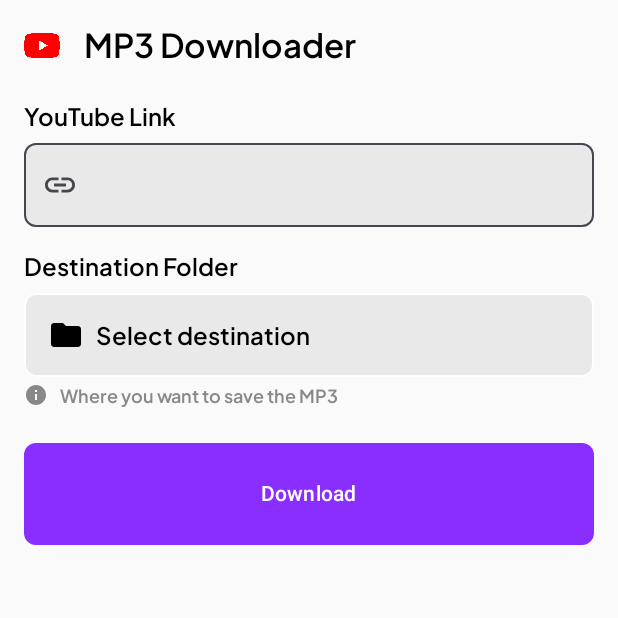
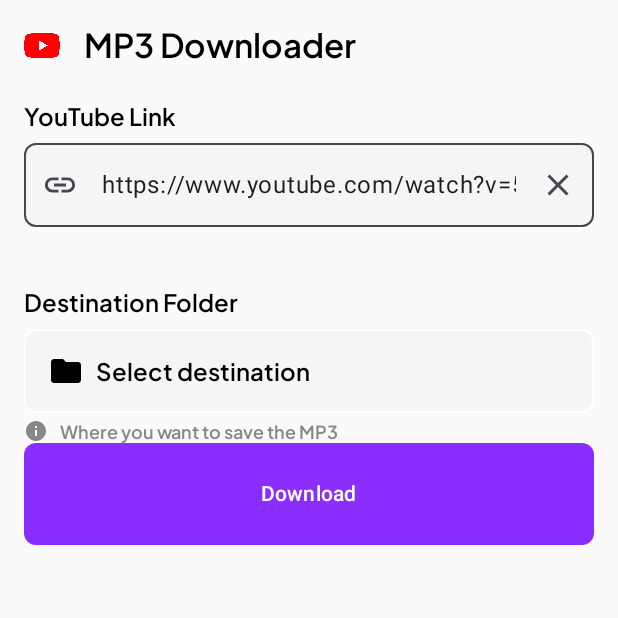
Before and after one commit to gargVader/MP3-Downloader, an Android app built with Jetpack Compose: the screen it shows after launch (MainActivity), on a phone screen of 412 x 824 dp, the top half of it. Run offline under Robolectric (Android 15) with nearby library versions, the phone set to English and light mode, and no system bars; our stand-ins replace Dagger/Hilt's generated code; libraries missing offline, so code that uses them is left out: com.chaquo.python; 2 statements that could not run were skipped.

Commit message:
Screens added

```diff
--- a/app/src/main/java/com/example/mp3downloader/MainActivity.kt
+++ b/app/src/main/java/com/example/mp3downloader/MainActivity.kt
@@ -7,6 +7,7 @@
 import androidx.compose.foundation.layout.Spacer
 import androidx.compose.foundation.layout.height
 import androidx.compose.foundation.layout.padding
+import androidx.compose.material3.MaterialTheme
 import androidx.compose.runtime.Composable
 import androidx.compose.ui.Modifier
 import androidx.compose.ui.tooling.preview.Preview
@@ -15,6 +16,7 @@
 import com.chaquo.python.android.AndroidPlatform
 import com.example.mp3downloader.presentation.common.ScreenHeader
 import com.example.mp3downloader.presentation.home_screen.HomeScreen
+import com.example.mp3downloader.ui.theme.Typography
 import dagger.hilt.android.AndroidEntryPoint
 
 @AndroidEntryPoint
@@ -27,7 +29,9 @@
         }
 
         setContent {
-            MainActivityContent()
+            MyApplicationTheme {
+                MainActivityContent()
+            }
         }
     }
 }
@@ -41,3 +45,11 @@
         HomeScreen()
     }
 }
+
+@Composable
+fun MyApplicationTheme(content: @Composable () -> Unit) {
+    MaterialTheme(
+        typography = Typography,
+        content = content
+    )
+}
--- /dev/null
+++ b/app/src/main/java/com/example/mp3downloader/di/AppModule.kt
@@ -0,0 +1,22 @@
+package com.example.mp3downloader.di
+
+import com.example.mp3downloader.data.model.VideoInfo
+import com.squareup.moshi.JsonAdapter
+import com.squareup.moshi.Moshi
+import dagger.Module
+import dagger.Provides
+import dagger.hilt.InstallIn
+import dagger.hilt.components.SingletonComponent
+import javax.inject.Singleton
+
+@Module
+@InstallIn(SingletonComponent::class)
+object AppModule {
+
+    @Provides
+    @Singleton
+    fun providesJsonAdapter(): JsonAdapter<VideoInfo> {
+        return Moshi.Builder().build().adapter(VideoInfo::class.java)
+    }
+
+}
--- /dev/null
+++ b/app/src/main/java/com/example/mp3downloader/presentation/common/DestinationFolderItem.kt
@@ -0,0 +1,81 @@
+package com.example.mp3downloader.presentation.common
+
+import androidx.compose.foundation.BorderStroke
+import androidx.compose.foundation.clickable
+import androidx.compose.foundation.layout.Column
+import androidx.compose.foundation.layout.Row
+import androidx.compose.foundation.layout.Spacer
+import androidx.compose.foundation.layout.fillMaxWidth
+import androidx.compose.foundation.layout.height
+import androidx.compose.foundation.layout.padding
+import androidx.compose.foundation.layout.size
+import androidx.compose.foundation.layout.width
+import androidx.compose.foundation.shape.RoundedCornerShape
+import androidx.compose.material.icons.Icons
+import androidx.compose.material.icons.filled.Folder
+import androidx.compose.material.icons.filled.Info
+import androidx.compose.material3.Card
+import androidx.compose.material3.CardDefaults
+import androidx.compose.material3.Icon
+import androidx.compose.material3.Text
+import androidx.compose.runtime.Composable
+import androidx.compose.ui.Alignment
+import androidx.compose.ui.Modifier
+import androidx.compose.ui.draw.clip
+import androidx.compose.ui.graphics.Color
+import androidx.compose.ui.text.style.TextOverflow
+import androidx.compose.ui.unit.dp
+import androidx.compose.ui.unit.sp
+import com.example.mp3downloader.ui.theme.LightGray
+import com.example.mp3downloader.ui.theme.Typography
+
+@Composable
+fun DestinationFolderItem(onClick: () -> Unit, enabled: Boolean, displayPath: String) {
+    Column() {
+        Text(text = "Destination Folder", style = Typography.bodyMedium)
+        Card(
+            modifier = Modifier
+                .fillMaxWidth()
+                .clip(RoundedCornerShape(8.dp))
+                .padding(top = 8.dp)
+                .clickable(enabled = enabled, onClick = onClick),
+            shape = RoundedCornerShape(8.dp),
+            border = BorderStroke(width = 1.dp, color = Color.White),
+            colors = CardDefaults.cardColors(containerColor = LightGray)
+        ) {
+            Row(
+                verticalAlignment = Alignment.CenterVertically,
+                modifier = Modifier.padding(16.dp)
+            ) {
+                Icon(
+                    Icons.Default.Folder,
+                    contentDescription = null,
+                )
+                Spacer(modifier = Modifier.width(8.dp))
+                Text(
+                    text = displayPath,
+                    style = Typography.bodyMedium,
+                    maxLines = 1,
+                    overflow = TextOverflow.Ellipsis
+                )
+            }
+        }
+
+        Spacer(modifier = Modifier.height(4.dp))
+        Row(verticalAlignment = Alignment.CenterVertically) {
+            Icon(
+                Icons.Default.Info,
+                contentDescription = null,
+                modifier = Modifier.size(16.dp),
+                tint = Color.Gray
+            )
+            Spacer(modifier = Modifier.width(8.dp))
+            Text(
+                text = "Where you want to save the MP3",
+                color = Color.Gray,
+                style = Typography.bodyMedium,
+                fontSize = 12.sp
+            )
+        }
+    }
+}
--- /dev/null
+++ b/app/src/main/java/com/example/mp3downloader/presentation/common/DownloadButton.kt
@@ -0,0 +1,39 @@
+package com.example.mp3downloader.presentation.common
+
+import androidx.compose.foundation.layout.Row
+import androidx.compose.foundation.layout.fillMaxWidth
+import androidx.compose.foundation.layout.padding
+import androidx.compose.foundation.shape.RoundedCornerShape
+import androidx.compose.material3.Button
+import androidx.compose.material3.ButtonDefaults
+import androidx.compose.material3.CircularProgressIndicator
+import androidx.compose.material3.Text
+import androidx.compose.runtime.Composable
+import androidx.compose.ui.Modifier
+import androidx.compose.ui.graphics.Color
+import androidx.compose.ui.unit.dp
+import com.example.mp3downloader.presentation.home_screen.HomeScreenStep
+import com.example.mp3downloader.ui.theme.Purple
+
+@Composable
+fun DownloadButton(step: HomeScreenStep, onClick: () -> Unit) {
+    Button(
+        onClick = onClick,
+        modifier = Modifier.fillMaxWidth(),
+        colors = ButtonDefaults.buttonColors(
+            containerColor = Purple,
+            contentColor = Color.White
+        ),
+        shape = RoundedCornerShape(8.dp),
+        enabled = step == HomeScreenStep.INITIAL,
+    ) {
+        if (step == HomeScreenStep.INITIAL) {
+            Text(text = "Download", modifier = Modifier.padding(16.dp))
+        } else if (step == HomeScreenStep.GRABBING) {
+            Row {
+                CircularProgressIndicator()
+                Text(text = "Grabbing Info...", modifier = Modifier.padding(16.dp))
+            }
+        }
+    }
+}
--- a/app/src/main/java/com/example/mp3downloader/presentation/common/TextFieldItem.kt
+++ b/app/src/main/java/com/example/mp3downloader/presentation/common/TextFieldItem.kt
@@ -23,10 +23,12 @@
     onValueChange: (value: String) -> Unit,
     modifier: Modifier = Modifier,
     onDeleteClick: () -> Unit,
+    enabled : Boolean = true,
     singleLine: Boolean = true,
 ) {
     OutlinedTextField(
         modifier = modifier.fillMaxWidth(),
+        enabled = enabled,
         value = value,
         onValueChange = {
             onValueChange(it)
--- a/app/src/main/java/com/example/mp3downloader/presentation/home_screen/HomeScreen.kt
+++ b/app/src/main/java/com/example/mp3downloader/presentation/home_screen/HomeScreen.kt
@@ -3,45 +3,29 @@
 import android.Manifest
 import android.content.Context
 import android.net.Uri
-import android.os.Environment
-import android.provider.DocumentsContract
-import android.provider.MediaStore
 import android.util.Log
+import android.widget.Toast
 import androidx.activity.compose.rememberLauncherForActivityResult
 import androidx.activity.result.contract.ActivityResultContracts
-import androidx.compose.foundation.BorderStroke
-import androidx.compose.foundation.clickable
 import androidx.compose.foundation.layout.Column
-import androidx.compose.foundation.layout.Row
 import androidx.compose.foundation.layout.Spacer
-import androidx.compose.foundation.layout.fillMaxWidth
 import androidx.compose.foundation.layout.height
-import androidx.compose.foundation.layout.padding
-import androidx.compose.foundation.layout.size
-import androidx.compose.foundation.layout.width
-import androidx.compose.foundation.shape.RoundedCornerShape
-import androidx.compose.material.icons.Icons
-import androidx.compose.material.icons.filled.Folder
-import androidx.compose.material.icons.filled.Info
-import androidx.compose.material3.Button
-import androidx.compose.material3.ButtonDefaults
-import androidx.compose.material3.Card
-import androidx.compose.material3.CardDefaults
-import androidx.compose.material3.Icon
 import androidx.compose.material3.Text
 import androidx.compose.runtime.Composable
-import androidx.compose.ui.Alignment
+import androidx.compose.runtime.LaunchedEffect
 import androidx.compose.ui.Modifier
-import androidx.compose.ui.draw.clip
-import androidx.compose.ui.graphics.Color
 import androidx.compose.ui.platform.LocalContext
-import androidx.compose.ui.text.style.TextOverflow
 import androidx.compose.ui.unit.dp
-import androidx.compose.ui.unit.sp
 import androidx.hilt.navigation.compose.hiltViewModel
+import com.example.mp3downloader.presentation.common.DestinationFolderItem
+import com.example.mp3downloader.presentation.common.DownloadButton
 import com.example.mp3downloader.presentation.common.TextFieldItem
-import com.example.mp3downloader.ui.theme.LightGray
-import com.example.mp3downloader.ui.theme.Purple
+import com.example.mp3downloader.presentation.common.VideoInfoItem
+import com.example.mp3downloader.presentation.common.step_content.ConvertingStepContent
+import com.example.mp3downloader.presentation.common.step_content.DownloadingStepContent
+import com.example.mp3downloader.presentation.common.step_content.FailureStepContent
+import com.example.mp3downloader.presentation.common.step_content.SavingStepContent
+import com.example.mp3downloader.presentation.common.step_content.SuccessStepContent
 import com.example.mp3downloader.ui.theme.Typography
 import java.net.URLDecoder
 
@@ -53,6 +37,13 @@
 
     val state = viewModel.state
     val rootPath = LocalContext.current.filesDir.absolutePath
+
+    LaunchedEffect(state) {
+        if (state.isGrabbingError) {
+            Toast.makeText(context, "Failed to grab video info", Toast.LENGTH_SHORT).show()
+            viewModel.grabbingErrorMessageShown()
+        }
+    }
 
     val destinationPicker = rememberLauncherForActivityResult(
         contract = ActivityResultContracts.OpenDocumentTree(),
@@ -72,83 +63,74 @@
 
 
     Column() {
+        if (state.step in listOf(
+                HomeScreenStep.INITIAL,
+                HomeScreenStep.GRABBING
+            )
+        ) {
             Text(text = "YouTube Link", style = Typography.bodyMedium)
             Spacer(modifier = Modifier.height(8.dp))
             TextFieldItem(
                 value = state.youtubeLink,
+                enabled = state.step == HomeScreenStep.INITIAL,
                 onValueChange = { viewModel.onEvent(HomeScreenEvents.OnYoutubeLinkChange(it)) },
                 onDeleteClick = { viewModel.onEvent(HomeScreenEvents.OnYoutubeLinkChange("")) })
             Spacer(modifier = Modifier.height(16.dp))
 
-        Text(text = "Destination Folder", style = Typography.bodyMedium)
-        Card(
-            modifier = Modifier
-                .fillMaxWidth()
-                .clip(RoundedCornerShape(8.dp))
-                .padding(top = 8.dp)
-                .clickable {
-                    destinationPicker.launch(Uri.parse("root"))
 
-                },
-            shape = RoundedCornerShape(8.dp),
-            border = BorderStroke(width = 1.dp, color = Color.White),
-            colors = CardDefaults.cardColors(containerColor = LightGray)
-        ) {
-            Row(
-                verticalAlignment = Alignment.CenterVertically,
-                modifier = Modifier.padding(16.dp)
-            ) {
-                Icon(
-                    Icons.Default.Folder,
-                    contentDescription = null,
-                )
-                Spacer(modifier = Modifier.width(8.dp))
-                Text(
-                    text = if (state.destinationFolder.toString()
+            Spacer(modifier = Modifier.height(24.dp))
+            DestinationFolderItem(
+                onClick = { destinationPicker.launch(Uri.parse("root")) },
+                enabled = state.step == HomeScreenStep.INITIAL,
+                displayPath = if (state.destinationFolder.toString()
                         .isEmpty()
                 ) "Select destination" else getHumanReadableUri(
                     state.destinationFolder
-                    ),
-                    style = Typography.bodyMedium,
-                    maxLines = 1,
-                    overflow = TextOverflow.Ellipsis
+                )
+            )
+
+            DownloadButton(step = state.step) {
+                if (state.youtubeLink.isBlank()) {
+                    Toast.makeText(context, "Link is empty", Toast.LENGTH_SHORT).show()
+                } else {
+                    externalStoragePermissionResultLauncher.launch(
+                        Manifest.permission.WRITE_EXTERNAL_STORAGE
                     )
                 }
             }
+        } else {
+            state.videoInfo?.let { videoInfo ->
+                Column {
+                    VideoInfoItem(videoInfo = videoInfo)
+                    Spacer(modifier = Modifier.height(8.dp))
+                    when (state.step) {
+                        HomeScreenStep.DOWNLOADING -> {
+                            DownloadingStepContent()
+                        }
 
-        Spacer(modifier = Modifier.height(4.dp))
-        Row(verticalAlignment = Alignment.CenterVertically) {
-            Icon(
-                Icons.Default.Info,
-                contentDescription = null,
-                modifier = Modifier.size(16.dp),
-                tint = Color.Gray
-            )
-            Spacer(modifier = Modifier.width(8.dp))
-            Text(
-                text = "Where you want to save the MP3",
-                color = Color.Gray,
-                style = Typography.bodyMedium,
-                fontSize = 12.sp
-            )
+                        HomeScreenStep.CONVERTING -> {
+                            ConvertingStepContent()
                         }
-        Spacer(modifier = Modifier.height(24.dp))
 
-        Button(
-            onClick = {
-                externalStoragePermissionResultLauncher.launch(
-                    Manifest.permission.WRITE_EXTERNAL_STORAGE
-                )
-            },
-            modifier = Modifier
-                .fillMaxWidth(),
-            colors = ButtonDefaults.buttonColors(
-                containerColor = Purple,
-                contentColor = Color.White
-            ),
-            shape = RoundedCornerShape(8.dp),
-        ) {
-            Text(text = "Download", modifier = Modifier.padding(16.dp))
+                        HomeScreenStep.SAVING -> {
+                            SavingStepContent()
+                        }
+
+                        HomeScreenStep.SUCCESS -> {
+                            SuccessStepContent()
+                        }
+
+                        HomeScreenStep.FAILED -> {
+                            FailureStepContent()
+                        }
+
+                        else -> {
+
+                        }
+                    }
+                }
+            }
+
         }
     }
 }
--- a/app/src/main/java/com/example/mp3downloader/presentation/home_screen/HomeScreenState.kt
+++ b/app/src/main/java/com/example/mp3downloader/presentation/home_screen/HomeScreenState.kt
@@ -1,8 +1,29 @@
 package com.example.mp3downloader.presentation.home_screen
 
 import android.net.Uri
+import com.example.mp3downloader.data.model.VideoInfo
 
 data class HomeScreenState(
-    val youtubeLink: String = "",
-    val destinationFolder: Uri = Uri.EMPTY
+    val youtubeLink: String = "https://www.youtube.com/watch?v=5Eqb_-j3FDA",
+    val destinationFolder: Uri = Uri.EMPTY,
+
+    val step: HomeScreenStep = HomeScreenStep.INITIAL,
+
+    val isGrabbingError: Boolean = false,
+    val isDownloadingError: Boolean = false,
+    val isConvertingError: Boolean = false,
+    val isSavingError: Boolean = false,
+
+    val videoInfo: VideoInfo? = null
 )
+
+
+enum class HomeScreenStep {
+    INITIAL,
+    GRABBING,
+    DOWNLOADING,
+    CONVERTING,
+    SAVING,
+    SUCCESS,
+    FAILED
+}
--- a/app/src/main/java/com/example/mp3downloader/ui/theme/Color.kt
+++ b/app/src/main/java/com/example/mp3downloader/ui/theme/Color.kt
@@ -11,5 +11,5 @@
 val Pink40 = Color(0xFF7D5260)
 
 
-val LightGray = Color(0xFFE9E9E9)
+val LightGray = Color(0xFFF5F5F5)
 val Purple = Color(0xFF892EFF)
```
Also changed, not shown: app/src/main/java/com/example/mp3downloader/data/model/VideoInfo.kt (added, +37 -0 lines), app/src/main/java/com/example/mp3downloader/presentation/common/VideoInfoItem.kt (added, +90 -0 lines), app/src/main/java/com/example/mp3downloader/presentation/common/step_content/ConvertingStepContent.kt (added, +9 -0 lines), app/src/main/java/com/example/mp3downloader/presentation/common/step_content/DownloadingStepContent.kt (added, +9 -0 lines), app/src/main/java/com/example/mp3downloader/presentation/common/step_content/FailureStepContent.kt (added, +9 -0 lines), app/src/main/java/com/example/mp3downloader/presentation/common/step_content/SavingStepContent.kt (added, +9 -0 lines), app/src/main/java/com/example/mp3downloader/presentation/common/step_content/SuccessStepContent.kt (added, +9 -0 lines), app/src/main/java/com/example/mp3downloader/presentation/home_screen/HomeViewModel.kt (+47 -14 lines). Lines whose indentation alone changed are shown as unchanged.
